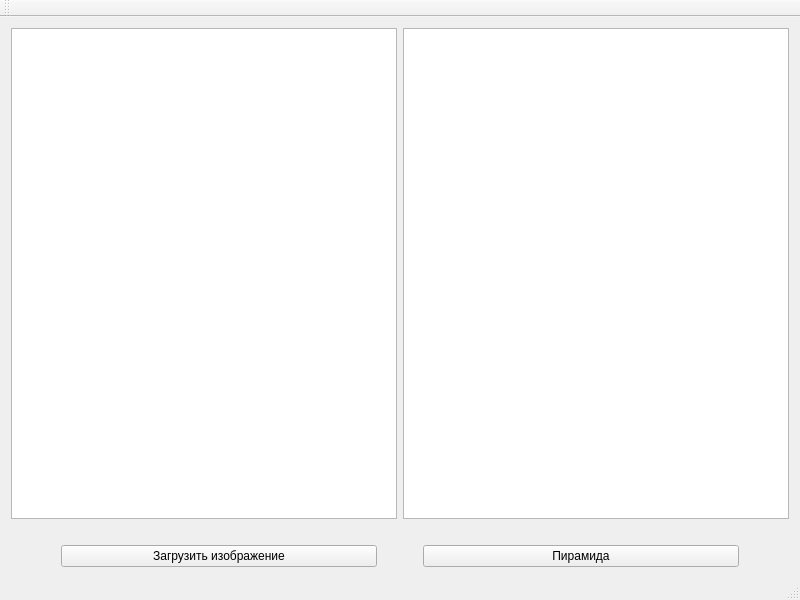
This is mainwindow.ui in pastalexs/my-labs as Qt 5 draws it before an edit. The edited form follows.
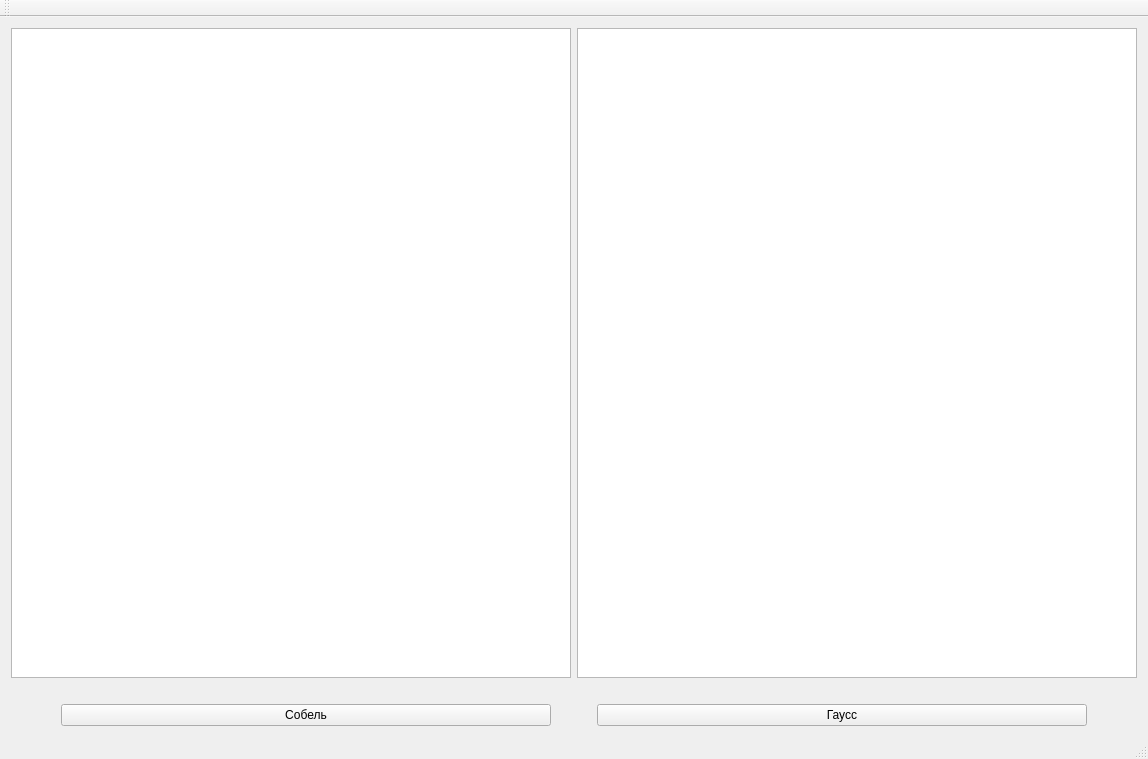
This is the edited form.

What changed in the file:
```diff
--- a/mainwindow.ui
+++ b/mainwindow.ui
@@ -6,8 +6,8 @@
    <rect>
     <x>0</x>
     <y>0</y>
-    <width>800</width>
-    <height>600</height>
+    <width>1148</width>
+    <height>759</height>
    </rect>
   </property>
   <property name="windowTitle">
@@ -64,7 +64,7 @@
         <item>
          <widget class="QPushButton" name="pushButton">
           <property name="text">
-           <string>Загрузить изображение</string>
+           <string>Собель</string>
           </property>
          </widget>
         </item>
@@ -87,7 +87,7 @@
         <item>
          <widget class="QPushButton" name="pushButton_2">
           <property name="text">
-           <string>Пирамида</string>
+           <string>Гаусс</string>
           </property>
          </widget>
         </item>
```
